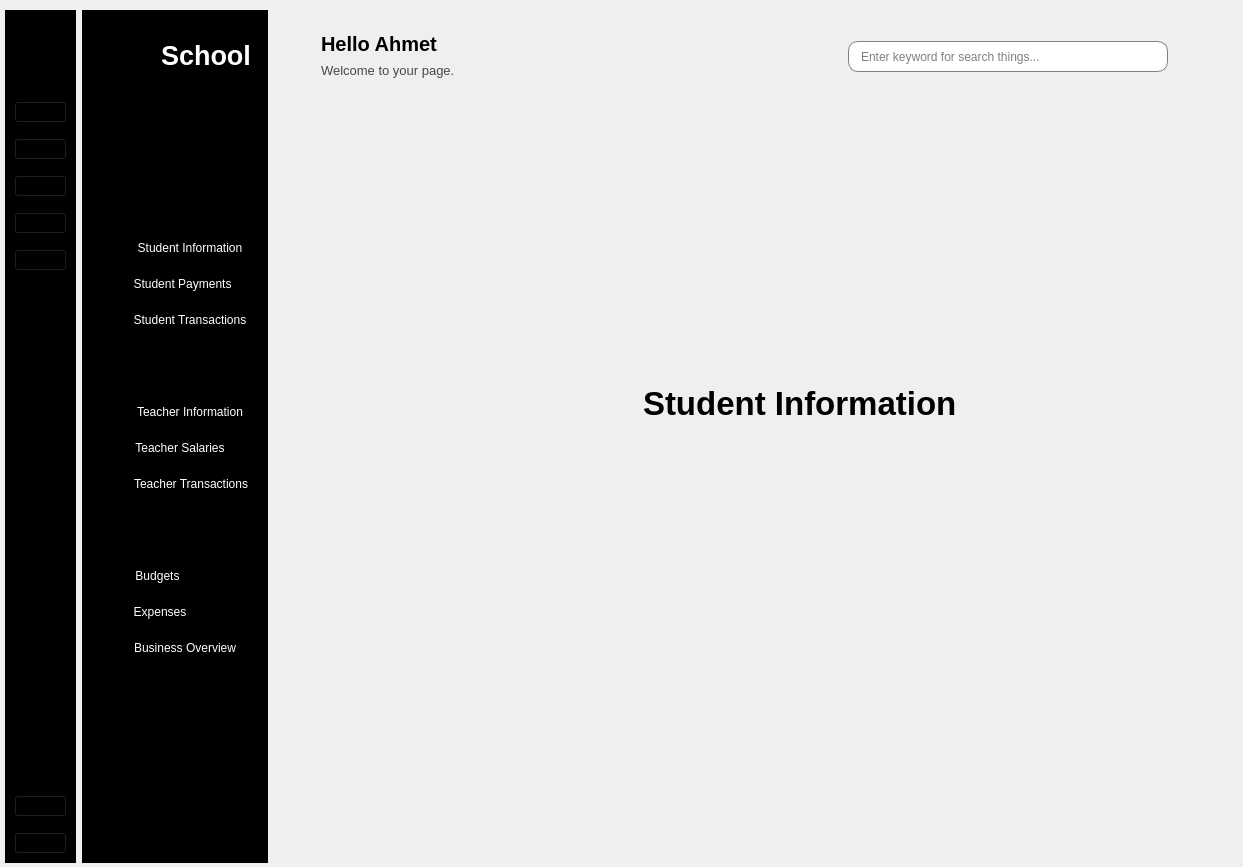
Qt form index_2.ui (ruyisbaros/desktop-app-pyqt6-pySide6) before a commit.
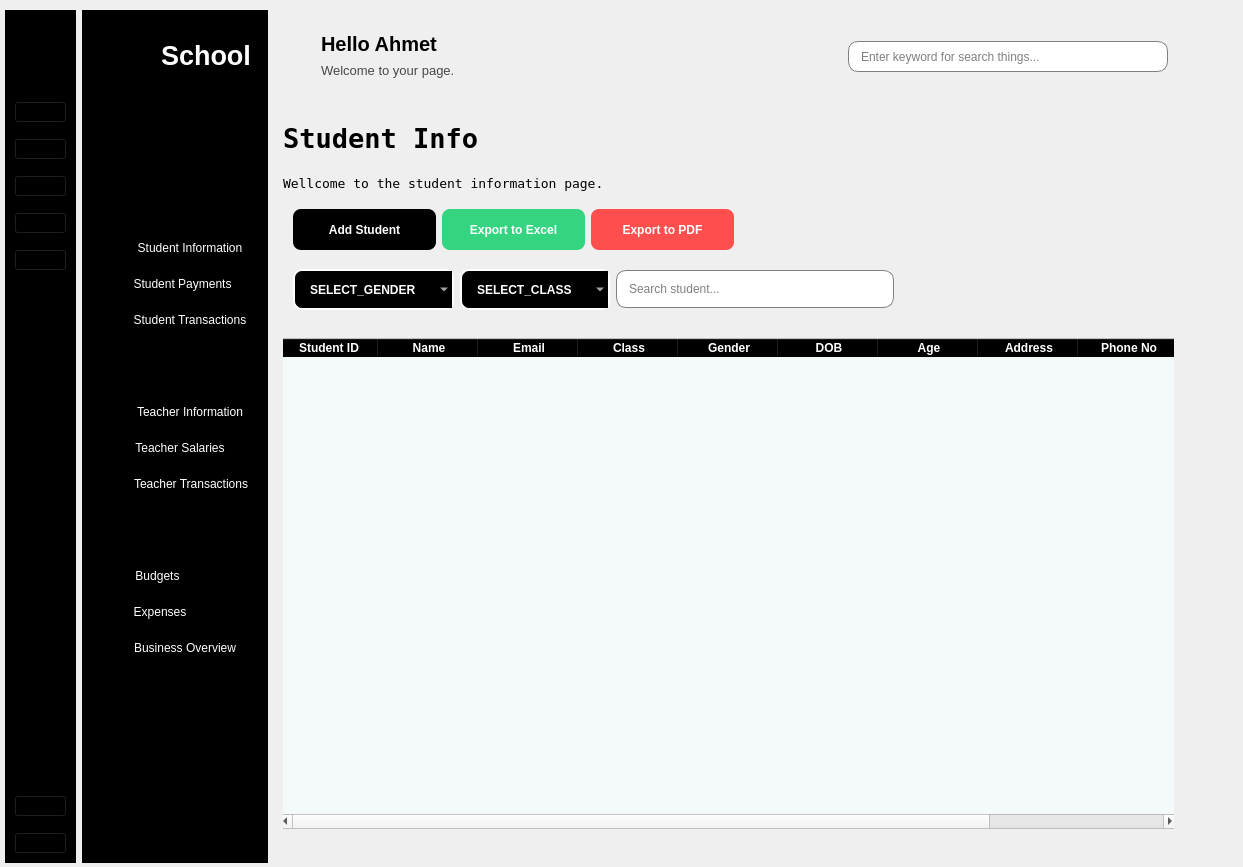
The same form after that commit. The open tabs and pages were chosen to show the change. Icons and pictures are not drawn.

What changed in the file:
```diff
--- a/index_2.ui
+++ b/index_2.ui
@@ -1247,23 +1247,416 @@
            <widget class="QLabel" name="label_9">
             <property name="geometry">
              <rect>
-              <x>360</x>
-              <y>170</y>
-              <width>491</width>
-              <height>231</height>
+              <x>0</x>
+              <y>0</y>
+              <width>221</width>
+              <height>41</height>
              </rect>
             </property>
             <property name="font">
              <font>
-              <pointsize>25</pointsize>
+              <family>DejaVu Sans Mono</family>
+              <pointsize>20</pointsize>
               <weight>75</weight>
               <bold>true</bold>
              </font>
             </property>
             <property name="text">
-             <string>Student Information</string>
+             <string>Student Info</string>
             </property>
            </widget>
+           <widget class="QLabel" name="label_19">
+            <property name="geometry">
+             <rect>
+              <x>0</x>
+              <y>50</y>
+              <width>321</width>
+              <height>31</height>
+             </rect>
+            </property>
+            <property name="font">
+             <font>
+              <family>DejaVu Sans Mono</family>
+              <pointsize>10</pointsize>
+              <weight>50</weight>
+              <bold>false</bold>
+             </font>
+            </property>
+            <property name="text">
+             <string>Wellcome to the student information page.</string>
+            </property>
+           </widget>
+           <widget class="QTableWidget" name="studentInfo_table">
+            <property name="geometry">
+             <rect>
+              <x>-5</x>
+              <y>220</y>
+              <width>900</width>
+              <height>491</height>
+             </rect>
+            </property>
+            <property name="maximumSize">
+             <size>
+              <width>900</width>
+              <height>16777215</height>
+             </size>
+            </property>
+            <property name="styleSheet">
+             <string notr="true">QHeaderView::section{
+font-weight:bold;
+color:white;
+background-color:black;
+}
+QTableWidget{
+alternate-background-color:#b0edfb;
+background-color:#f4f9fa;
+}</string>
+            </property>
+            <property name="alternatingRowColors">
+             <bool>true</bool>
+            </property>
+            <column>
+             <property name="text">
+              <string>Student ID</string>
+             </property>
+            </column>
+            <column>
+             <property name="text">
+              <string>Name</string>
+             </property>
+            </column>
+            <column>
+             <property name="text">
+              <string>Email</string>
+             </property>
+            </column>
+            <column>
+             <property name="text">
+              <string>Class</string>
+             </property>
+            </column>
+            <column>
+             <property name="text">
+              <string>Gender</string>
+             </property>
+            </column>
+            <column>
+             <property name="text">
+              <string>DOB</string>
+             </property>
+            </column>
+            <column>
+             <property name="text">
+              <string>Age</string>
+             </property>
+            </column>
+            <column>
+             <property name="text">
+              <string>Address</string>
+             </property>
+            </column>
+            <column>
+             <property name="text">
+              <string>Phone No</string>
+             </property>
+            </column>
+            <column>
+             <property name="text">
+              <string>Actions</string>
+             </property>
+            </column>
+           </widget>
+           <widget class="QWidget" name="">
+            <property name="geometry">
+             <rect>
+              <x>10</x>
+              <y>90</y>
+              <width>441</width>
+              <height>43</height>
+             </rect>
+            </property>
+            <layout class="QHBoxLayout" name="horizontalLayout_6">
+             <item>
+              <widget class="QPushButton" name="add_student_btn">
+               <property name="minimumSize">
+                <size>
+                 <width>0</width>
+                 <height>41</height>
+                </size>
+               </property>
+               <property name="maximumSize">
+                <size>
+                 <width>16777215</width>
+                 <height>41</height>
+                </size>
+               </property>
+               <property name="cursor">
+                <cursorShape>PointingHandCursor</cursorShape>
+               </property>
+               <property name="styleSheet">
+                <string notr="true">QPushButton{
+	background-color: rgb(0, 0, 0);
+color:white;
+border:none;
+border-radius:8px;
+font-weight:bold;
+font-size:12px;
+}</string>
+               </property>
+               <property name="text">
+                <string>Add Student</string>
+               </property>
+               <property name="icon">
+                <iconset resource="resources.qrc">
+                 <normaloff>:/imgs/add student.png</normaloff>:/imgs/add student.png</iconset>
+               </property>
+               <property name="checkable">
+                <bool>true</bool>
+               </property>
+              </widget>
+             </item>
+             <item>
+              <widget class="QPushButton" name="excelExport_btn">
+               <property name="minimumSize">
+                <size>
+                 <width>0</width>
+                 <height>41</height>
+                </size>
+               </property>
+               <property name="maximumSize">
+                <size>
+                 <width>16777215</width>
+                 <height>41</height>
+                </size>
+               </property>
+               <property name="cursor">
+                <cursorShape>PointingHandCursor</cursorShape>
+               </property>
+               <property name="styleSheet">
+                <string notr="true">QPushButton{
+background-color:#34d481;
+color:white;
+border:none;
+border-radius:8px;
+font-weight:bold;
+font-size:12px
+}</string>
+               </property>
+               <property name="text">
+                <string>Export to Excel</string>
+               </property>
+               <property name="icon">
+                <iconset resource="resources.qrc">
+                 <normaloff>:/imgs/excel.png</normaloff>:/imgs/excel.png</iconset>
+               </property>
+               <property name="checkable">
+                <bool>true</bool>
+               </property>
+              </widget>
+             </item>
+             <item>
+              <widget class="QPushButton" name="pdfExport_btn">
+               <property name="minimumSize">
+                <size>
+                 <width>0</width>
+                 <height>41</height>
+                </size>
+               </property>
+               <property name="maximumSize">
+                <size>
+                 <width>16777215</width>
+                 <height>41</height>
+                </size>
+               </property>
+               <property name="cursor">
+                <cursorShape>PointingHandCursor</cursorShape>
+               </property>
+               <property name="styleSheet">
+                <string notr="true">QPushButton{
+background-color:rgb(255,78,78);
+color:white;
+border:none;
+border-radius:8px;
+font-weight:bold;
+font-size:12px
+}</string>
+               </property>
+               <property name="text">
+                <string>Export to PDF</string>
+               </property>
+               <property name="icon">
+                <iconset resource="resources.qrc">
+                 <normaloff>:/imgs/pdf.png</normaloff>:/imgs/pdf.png</iconset>
+               </property>
+               <property name="checkable">
+                <bool>true</bool>
+               </property>
+              </widget>
+             </item>
+            </layout>
+           </widget>
+           <widget class="QWidget" name="">
+            <property name="geometry">
+             <rect>
+              <x>10</x>
+              <y>150</y>
+              <width>601</width>
+              <height>43</height>
+             </rect>
+            </property>
+            <layout class="QHBoxLayout" name="horizontalLayout_7">
+             <item>
+              <widget class="QComboBox" name="select_gender">
+               <property name="minimumSize">
+                <size>
+                 <width>150</width>
+                 <height>0</height>
+                </size>
+               </property>
+               <property name="styleSheet">
+                <string notr="true">QComboBox{
+border:2px solid white;
+border-radius:9px;
+padding:1px 18px 1px 15px;
+background-color:black;
+color:white;
+height:35px;
+font-weight:bold;
+selection-background-color:#2980b9;
+}</string>
+               </property>
+               <item>
+                <property name="text">
+                 <string>SELECT_GENDER</string>
+                </property>
+               </item>
+               <item>
+                <property name="text">
+                 <string>Male</string>
+                </property>
+               </item>
+               <item>
+                <property name="text">
+                 <string>Female</string>
+                </property>
+               </item>
+              </widget>
+             </item>
+             <item>
+              <widget class="QComboBox" name="select_class">
+               <property name="minimumSize">
+                <size>
+                 <width>150</width>
+                 <height>0</height>
+                </size>
+               </property>
+               <property name="styleSheet">
+                <string notr="true">QComboBox{
+border:2px solid white;
+border-radius:9px;
+padding:1px 18px 1px 15px;
+background-color:black;
+color:white;
+height:35px;
+font-weight:bold;
+selection-background-color:#2980b9;
+}</string>
+               </property>
+               <item>
+                <property name="text">
+                 <string>SELECT_CLASS</string>
+                </property>
+               </item>
+               <item>
+                <property name="text">
+                 <string>Grade_1</string>
+                </property>
+               </item>
+               <item>
+                <property name="text">
+                 <string>Grade_2</string>
+                </property>
+               </item>
+               <item>
+                <property name="text">
+                 <string>Grade_3</string>
+                </property>
+               </item>
+               <item>
+                <property name="text">
+                 <string>Grade_4</string>
+                </property>
+               </item>
+               <item>
+                <property name="text">
+                 <string>Grade_5</string>
+                </property>
+               </item>
+               <item>
+                <property name="text">
+                 <string>Grade_6</string>
+                </property>
+               </item>
+               <item>
+                <property name="text">
+                 <string>Grade_7</string>
+                </property>
+               </item>
+               <item>
+                <property name="text">
+                 <string>Grade_8</string>
+                </property>
+               </item>
+               <item>
+                <property name="text">
+                 <string>Grade_9</string>
+                </property>
+               </item>
+               <item>
+                <property name="text">
+                 <string>Grade_10</string>
+                </property>
+               </item>
+               <item>
+                <property name="text">
+                 <string>Grade_11</string>
+                </property>
+               </item>
+               <item>
+                <property name="text">
+                 <string>Grade_12</string>
+                </property>
+               </item>
+              </widget>
+             </item>
+             <item>
+              <widget class="QLineEdit" name="search_student">
+               <property name="minimumSize">
+                <size>
+                 <width>0</width>
+                 <height>38</height>
+                </size>
+               </property>
+               <property name="maximumSize">
+                <size>
+                 <width>16777215</width>
+                 <height>38</height>
+                </size>
+               </property>
+               <property name="styleSheet">
+                <string notr="true">QLineEdit{
+padding-left:10px;
+border: 1px solid gray;
+border-radius:10px
+}</string>
+               </property>
+               <property name="placeholderText">
+                <string>Search student...</string>
+               </property>
+              </widget>
+             </item>
+            </layout>
+           </widget>
           </widget>
           <widget class="QWidget" name="page_4">
            <widget class="QLabel" name="label_10">
```
Left out of the diff: 4 changed lines with no effect on the pictures.
